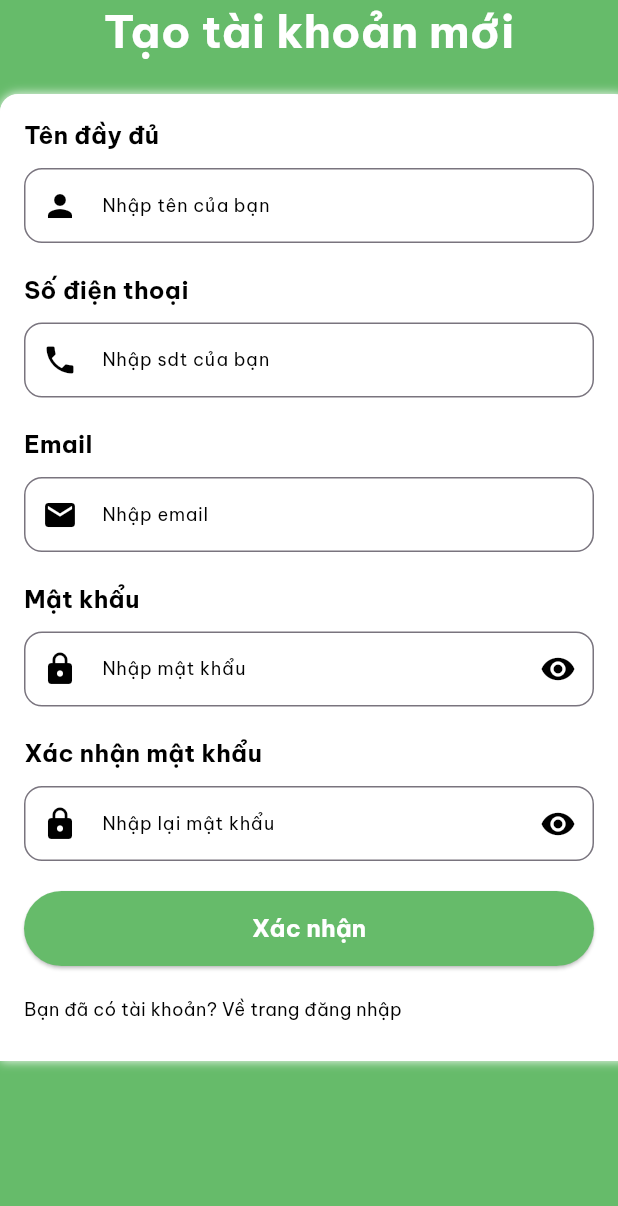
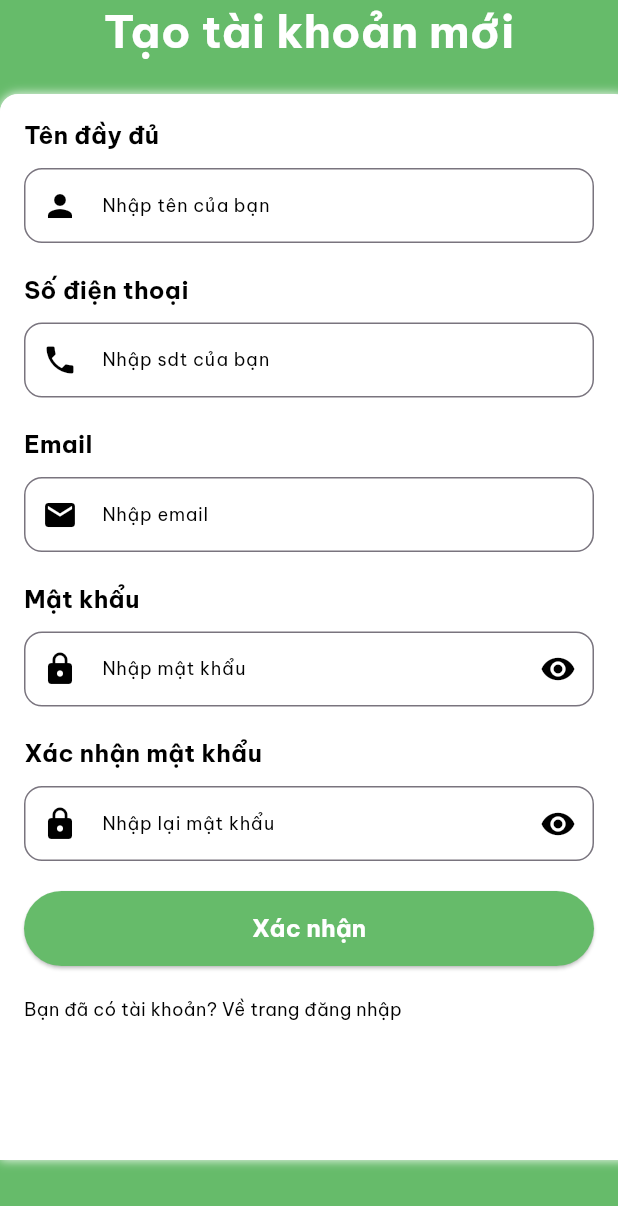
Before and after one commit to phanminhhai01012003/food_recipe_app, a Flutter app: the Register screen opened directly, on a phone screen of 412 x 824 dp. Shown: the top 1206 px of the screen. Run offline on Flutter 3.47's test engine with Material 3 defaults, Android fonts, the phone set to English and light mode, and no system bars; our stand-ins replace cached_network_image, carousel_slider, cloud_firestore, connectivity_plus, firebase_auth, firebase_core and 17 more; missing offline and left inert: comment_box, flutter_facebook_auth, pdfx; accounts and stored records are empty.

Commit message:
Fix code

```diff
--- a/lib/views/auth/register.dart
+++ b/lib/views/auth/register.dart
@@ -76,6 +76,7 @@ class _RegisterState extends State<Register> {
             Container(
               width: double.infinity,
               padding: EdgeInsets.all(16),
+              constraints: BoxConstraints(maxHeight: 700),
               decoration: BoxDecoration(
                 color: AppColors.white,
                 borderRadius: BorderRadius.vertical(top: Radius.circular(12)),
```
